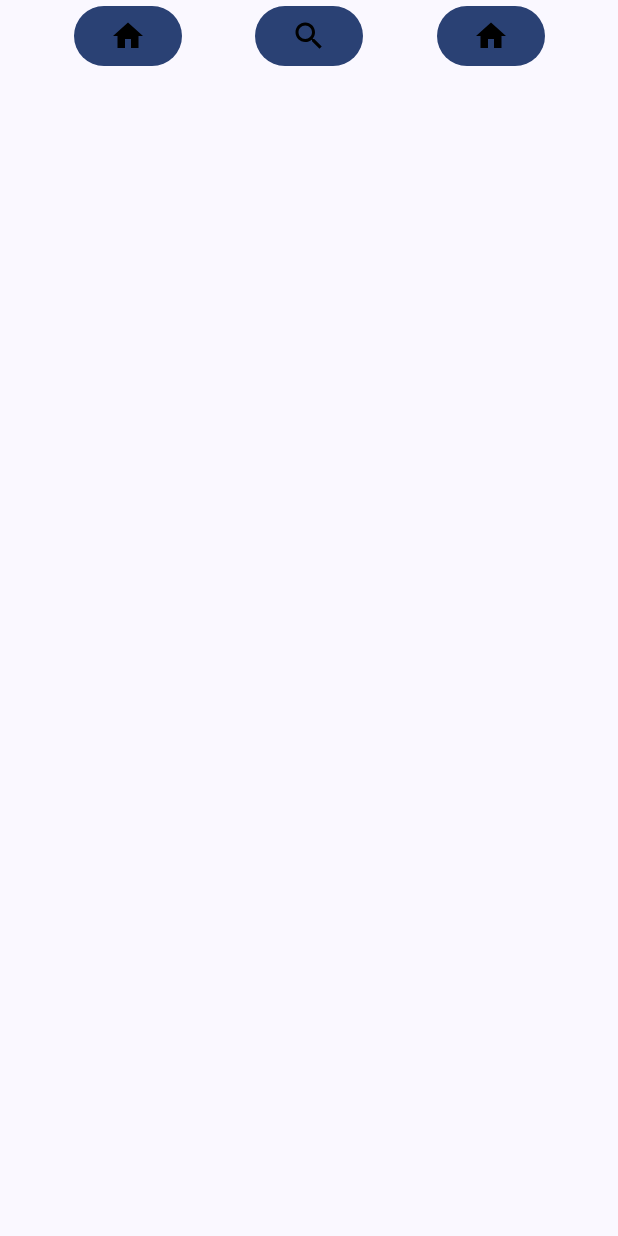
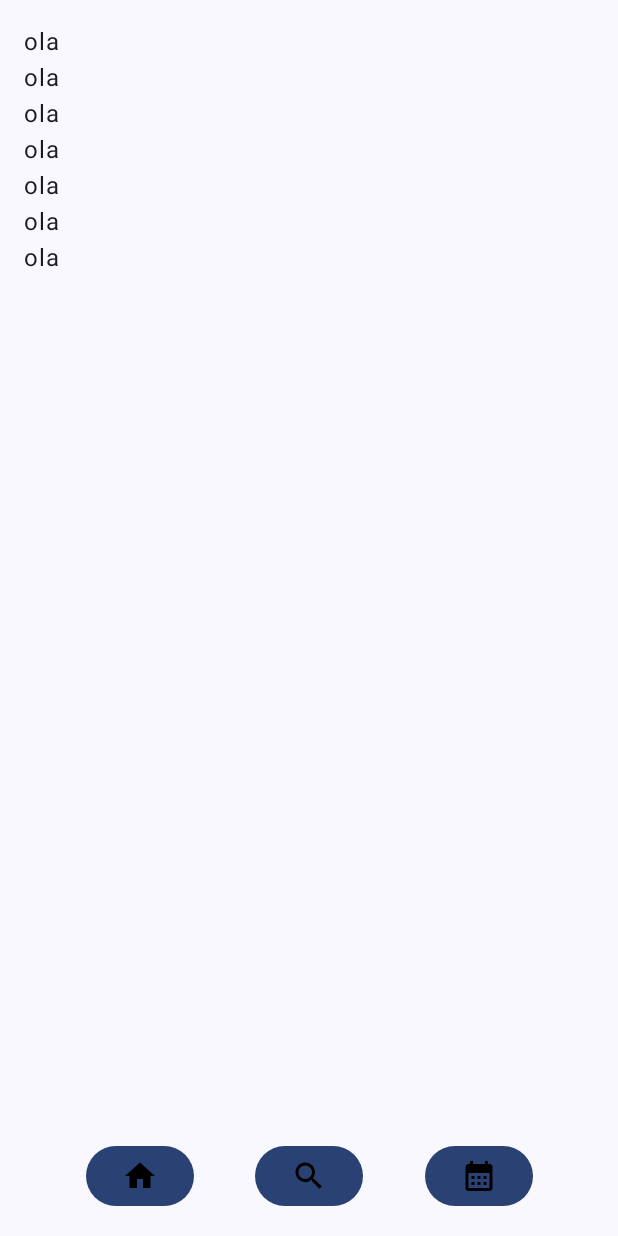
Before and after one commit to schin0/cappybara, an Android app built with Jetpack Compose: the screen it shows after launch (MainActivity), on a phone screen of 412 x 824 dp. Run offline under Robolectric (Android 15) with nearby library versions, the phone set to English and light mode, and no system bars.

Commit message:
Posicionar menu

```diff
--- a/app/src/main/java/br/com/invocoders/cappybara/MainActivity.kt
+++ b/app/src/main/java/br/com/invocoders/cappybara/MainActivity.kt
@@ -4,12 +4,14 @@
 import androidx.activity.ComponentActivity
 import androidx.activity.compose.setContent
 import androidx.compose.foundation.layout.fillMaxSize
+import androidx.compose.foundation.layout.padding
 import androidx.compose.material3.MaterialTheme
 import androidx.compose.material3.Surface
 import androidx.compose.material3.Text
 import androidx.compose.runtime.Composable
 import androidx.compose.ui.Modifier
 import androidx.compose.ui.tooling.preview.Preview
+import androidx.compose.ui.unit.dp
 import androidx.navigation.compose.NavHost
 import androidx.navigation.compose.composable
 import androidx.navigation.compose.rememberNavController
@@ -31,7 +33,8 @@
 
                     NavHost(
                         navController = navController,
-                        startDestination = "home"
+                        startDestination = "home",
+                        modifier = Modifier.padding(16.dp)
                     ) {
                         composable("home") {
                             HomeScreen(navController)
--- a/app/src/main/java/br/com/invocoders/cappybara/screens/HomeScreen.kt
+++ b/app/src/main/java/br/com/invocoders/cappybara/screens/HomeScreen.kt
@@ -1,11 +1,36 @@
 package br.com.invocoders.cappybara.screens
 
+import androidx.compose.foundation.layout.Column
+import androidx.compose.foundation.layout.Row
+import androidx.compose.material3.Text
 import androidx.compose.runtime.Composable
 import androidx.navigation.NavController
 
 @Composable
 fun HomeScreen(navController: NavController) {
-
+    Column {
+        Row {
+            Text(text = "ola")
+        }
+        Row {
+            Text(text = "ola")
+        }
+        Row {
+            Text(text = "ola")
+        }
+        Row {
+            Text(text = "ola")
+        }
+        Row {
+            Text(text = "ola")
+        }
+        Row {
+            Text(text = "ola")
+        }
+        Row {
+            Text(text = "ola")
+        }
+    }
 
     MenuScreen(navController)
 }
--- a/app/src/main/java/br/com/invocoders/cappybara/screens/MenuScreen.kt
+++ b/app/src/main/java/br/com/invocoders/cappybara/screens/MenuScreen.kt
@@ -2,18 +2,28 @@
 
 import androidx.compose.foundation.Image
 import androidx.compose.foundation.layout.Arrangement
+import androidx.compose.foundation.layout.Box
 import androidx.compose.foundation.layout.Row
+import androidx.compose.foundation.layout.fillMaxSize
 import androidx.compose.foundation.layout.fillMaxWidth
+import androidx.compose.foundation.layout.padding
 import androidx.compose.material3.Button
 import androidx.compose.runtime.Composable
 import androidx.compose.ui.Alignment
 import androidx.compose.ui.Modifier
 import androidx.compose.ui.res.painterResource
+import androidx.compose.ui.unit.dp
 import androidx.navigation.NavController
 import br.com.invocoders.cappybara.R
 
 @Composable
 fun MenuScreen(navController: NavController) {
+    Box(
+        modifier = Modifier
+            .fillMaxSize(),
+        contentAlignment = Alignment.BottomCenter
+    ) {
+
         Row(
             modifier = Modifier
                 .fillMaxWidth(),
@@ -22,19 +32,29 @@
             Button(onClick = {
                 navController.navigate("menu")
             }) {
-            Image(painter = painterResource(id = R.drawable.baseline_home_24), contentDescription = "Ícone home")
+                Image(
+                    painter = painterResource(id = R.drawable.baseline_home_24),
+                    contentDescription = "Ícone home"
+                )
             }
 
             Button(onClick = {
                 navController.navigate("pesquisa")
             }) {
-            Image(painter = painterResource(id = R.drawable.baseline_search_24), contentDescription = "Ícone home")
+                Image(
+                    painter = painterResource(id = R.drawable.baseline_search_24),
+                    contentDescription = "Ícone home"
+                )
             }
 
             Button(onClick = {
                 navController.navigate("menu")
             }) {
-            Image(painter = painterResource(id = R.drawable.baseline_home_24), contentDescription = "Ícone home")
+                Image(
+                    painter = painterResource(id = R.drawable.baseline_calendar_month_24),
+                    contentDescription = "Ícone home"
+                )
             }
         }
     }
+}
--- /dev/null
+++ b/app/src/main/res/drawable/baseline_calendar_month_24.xml
@@ -0,0 +1,5 @@
+<vector xmlns:android="http://schemas.android.com/apk/res/android" android:height="24dp" android:tint="#000000" android:viewportHeight="24" android:viewportWidth="24" android:width="24dp">
+
+    <path android:fillColor="@android:color/white" android:pathData="M19,4h-1V2h-2v2H8V2H6v2H5C3.89,4 3.01,4.9 3.01,6L3,20c0,1.1 0.89,2 2,2h14c1.1,0 2,-0.9 2,-2V6C21,4.9 20.1,4 19,4zM19,20H5V10h14V20zM9,14H7v-2h2V14zM13,14h-2v-2h2V14zM17,14h-2v-2h2V14zM9,18H7v-2h2V18zM13,18h-2v-2h2V18zM17,18h-2v-2h2V18z"/>
+
+</vector>
```
Lines whose indentation alone changed are shown as unchanged.
